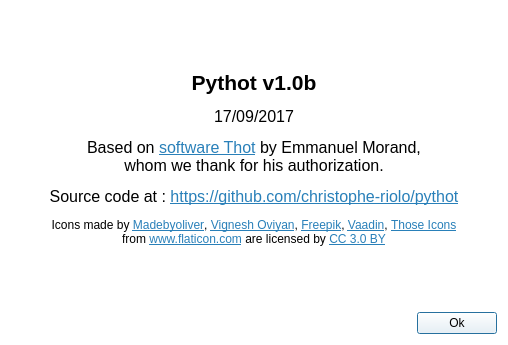
Old version of the form about.ui in the repository christophe-riolo/pythot.
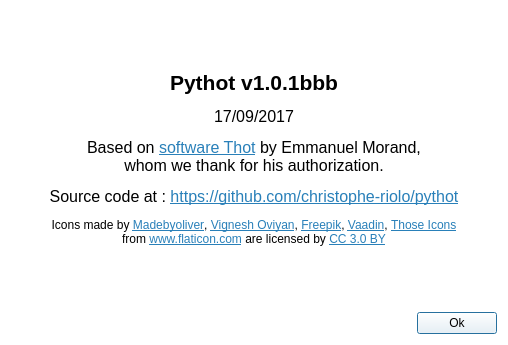
New version of the form. Icons and pictures are not drawn.

Diff of the .ui file:
```diff
--- a/about.ui
+++ b/about.ui
@@ -33,7 +33,7 @@
       </sizepolicy>
      </property>
      <property name="text">
-      <string>&lt;html&gt;&lt;head/&gt;&lt;body&gt;&lt;p align=&quot;center&quot;&gt;&lt;span style=&quot; font-size:16pt; font-weight:600;&quot;&gt;Pythot v1.0b&lt;/span&gt;&lt;/p&gt;&lt;p align=&quot;center&quot;&gt;&lt;span style=&quot; font-size:12pt;&quot;&gt;17/09/2017&lt;/span&gt;&lt;/p&gt;&lt;p align=&quot;center&quot;&gt;&lt;span style=&quot; font-size:12pt;&quot;&gt;Based on &lt;/span&gt;&lt;a href=&quot;http://www.emmanuelmorand.net/thot/presentation.php&quot;&gt;&lt;span style=&quot; font-size:12pt; text-decoration: underline; color:#2980b9;&quot;&gt;software Thot&lt;/span&gt;&lt;/a&gt;&lt;span style=&quot; font-size:12pt;&quot;&gt; by Emmanuel Morand,&lt;br/&gt;whom we thank for his authorization.&lt;/span&gt;&lt;/p&gt;&lt;p align=&quot;center&quot;&gt;&lt;span style=&quot; font-size:12pt;&quot;&gt;Source code at : &lt;/span&gt;&lt;a href=&quot;https://github.com/christophe-riolo/pythot&quot;&gt;&lt;span style=&quot; font-size:12pt; text-decoration: underline; color:#2980b9;&quot;&gt;https://github.com/christophe-riolo/pythot&lt;/span&gt;&lt;/a&gt;&lt;/p&gt;&lt;p align=&quot;center&quot;&gt;Icons made by &lt;a href=&quot;https://www.flaticon.com/authors/madebyoliver&quot;&gt;&lt;span style=&quot; text-decoration: underline; color:#2980b9;&quot;&gt;Madebyoliver&lt;/span&gt;&lt;/a&gt;, &lt;a href=&quot;https://www.flaticon.com/authors/vignesh-oviyan&quot;&gt;&lt;span style=&quot; text-decoration: underline; color:#2980b9;&quot;&gt;Vignesh Oviyan&lt;/span&gt;&lt;/a&gt;, &lt;a href=&quot;http://www.freepik.com&quot;&gt;&lt;span style=&quot; text-decoration: underline; color:#2980b9;&quot;&gt;Freepik&lt;/span&gt;&lt;/a&gt;, &lt;a href=&quot;https://www.flaticon.com/authors/vaadin&quot;&gt;&lt;span style=&quot; text-decoration: underline; color:#2980b9;&quot;&gt;Vaadin&lt;/span&gt;&lt;/a&gt;, &lt;a href=&quot;https://www.flaticon.com/authors/those-icons&quot;&gt;&lt;span style=&quot; text-decoration: underline; color:#2980b9;&quot;&gt;Those Icons&lt;/span&gt;&lt;/a&gt;&lt;br/&gt;from &lt;a href=&quot;https://www.flaticon.com/&quot;&gt;&lt;span style=&quot; text-decoration: underline; color:#2980b9;&quot;&gt;www.flaticon.com&lt;/span&gt;&lt;/a&gt; are licensed by &lt;a href=&quot;http://creativecommons.org/licenses/by/3.0/&quot;&gt;&lt;span style=&quot; text-decoration: underline; color:#2980b9;&quot;&gt;CC 3.0 BY&lt;/span&gt;&lt;/a&gt;&lt;/p&gt;&lt;/body&gt;&lt;/html&gt;</string>
+      <string>&lt;html&gt;&lt;head/&gt;&lt;body&gt;&lt;p align=&quot;center&quot;&gt;&lt;span style=&quot; font-size:16pt; font-weight:600;&quot;&gt;Pythot v1.0.1bbb&lt;/span&gt;&lt;/p&gt;&lt;p align=&quot;center&quot;&gt;&lt;span style=&quot; font-size:12pt;&quot;&gt;17/09/2017&lt;/span&gt;&lt;/p&gt;&lt;p align=&quot;center&quot;&gt;&lt;span style=&quot; font-size:12pt;&quot;&gt;Based on &lt;/span&gt;&lt;a href=&quot;http://www.emmanuelmorand.net/thot/presentation.php&quot;&gt;&lt;span style=&quot; font-size:12pt; text-decoration: underline; color:#2980b9;&quot;&gt;software Thot&lt;/span&gt;&lt;/a&gt;&lt;span style=&quot; font-size:12pt;&quot;&gt; by Emmanuel Morand,&lt;br/&gt;whom we thank for his authorization.&lt;/span&gt;&lt;/p&gt;&lt;p align=&quot;center&quot;&gt;&lt;span style=&quot; font-size:12pt;&quot;&gt;Source code at : &lt;/span&gt;&lt;a href=&quot;https://github.com/christophe-riolo/pythot&quot;&gt;&lt;span style=&quot; font-size:12pt; text-decoration: underline; color:#2980b9;&quot;&gt;https://github.com/christophe-riolo/pythot&lt;/span&gt;&lt;/a&gt;&lt;/p&gt;&lt;p align=&quot;center&quot;&gt;Icons made by &lt;a href=&quot;https://www.flaticon.com/authors/madebyoliver&quot;&gt;&lt;span style=&quot; text-decoration: underline; color:#2980b9;&quot;&gt;Madebyoliver&lt;/span&gt;&lt;/a&gt;, &lt;a href=&quot;https://www.flaticon.com/authors/vignesh-oviyan&quot;&gt;&lt;span style=&quot; text-decoration: underline; color:#2980b9;&quot;&gt;Vignesh Oviyan&lt;/span&gt;&lt;/a&gt;, &lt;a href=&quot;http://www.freepik.com&quot;&gt;&lt;span style=&quot; text-decoration: underline; color:#2980b9;&quot;&gt;Freepik&lt;/span&gt;&lt;/a&gt;, &lt;a href=&quot;https://www.flaticon.com/authors/vaadin&quot;&gt;&lt;span style=&quot; text-decoration: underline; color:#2980b9;&quot;&gt;Vaadin&lt;/span&gt;&lt;/a&gt;, &lt;a href=&quot;https://www.flaticon.com/authors/those-icons&quot;&gt;&lt;span style=&quot; text-decoration: underline; color:#2980b9;&quot;&gt;Those Icons&lt;/span&gt;&lt;/a&gt;&lt;br/&gt;from &lt;a href=&quot;https://www.flaticon.com/&quot;&gt;&lt;span style=&quot; text-decoration: underline; color:#2980b9;&quot;&gt;www.flaticon.com&lt;/span&gt;&lt;/a&gt; are licensed by &lt;a href=&quot;http://creativecommons.org/licenses/by/3.0/&quot;&gt;&lt;span style=&quot; text-decoration: underline; color:#2980b9;&quot;&gt;CC 3.0 BY&lt;/span&gt;&lt;/a&gt;&lt;/p&gt;&lt;/body&gt;&lt;/html&gt;</string>
      </property>
     </widget>
    </item>
```
